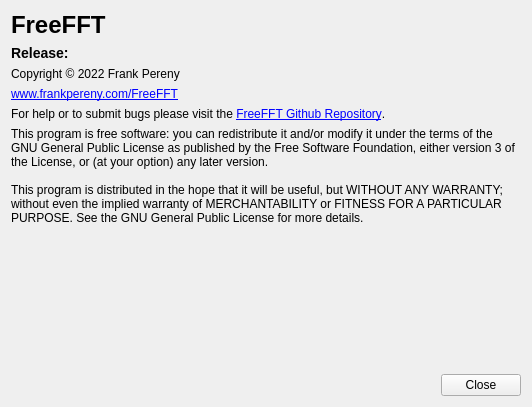
First picture: the form in ui_about.ui, repository fjpereny/freeFFT, before the edit.
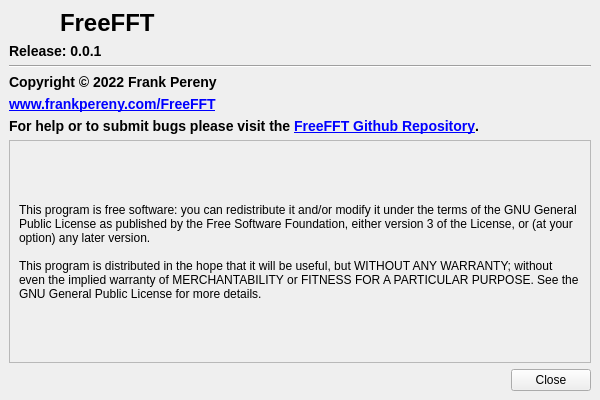
Second picture: the form after the edit. Icons and pictures are not drawn.

Commit message: Add about window functionality. Updated icon.

Patch:
```diff
--- a/ui_about.ui
+++ b/ui_about.ui
@@ -1,58 +1,138 @@
 <?xml version="1.0" encoding="UTF-8"?>
 <ui version="4.0">
- <class>Form</class>
- <widget class="QWidget" name="Form">
+ <class>AboutWindow</class>
+ <widget class="QMainWindow" name="AboutWindow">
   <property name="geometry">
    <rect>
     <x>0</x>
     <y>0</y>
-    <width>532</width>
-    <height>407</height>
+    <width>600</width>
+    <height>400</height>
    </rect>
   </property>
+  <property name="sizePolicy">
+   <sizepolicy hsizetype="MinimumExpanding" vsizetype="MinimumExpanding">
+    <horstretch>0</horstretch>
+    <verstretch>0</verstretch>
+   </sizepolicy>
+  </property>
+  <property name="minimumSize">
+   <size>
+    <width>600</width>
+    <height>400</height>
+   </size>
+  </property>
+  <property name="maximumSize">
+   <size>
+    <width>600</width>
+    <height>400</height>
+   </size>
+  </property>
   <property name="windowTitle">
    <string>About FreeFFT</string>
   </property>
+  <property name="windowIcon">
+   <iconset resource="resources.qrc">
+    <normaloff>:/img/icon2.png</normaloff>:/img/icon2.png</iconset>
+  </property>
+  <widget class="QWidget" name="centralwidget">
   <layout class="QVBoxLayout" name="verticalLayout">
    <item>
     <layout class="QHBoxLayout" name="horizontalLayout">
      <item>
       <layout class="QVBoxLayout" name="verticalLayout_3">
        <item>
+         <layout class="QHBoxLayout" name="horizontalLayout_3">
+          <item>
+           <widget class="QLabel" name="label_7">
+            <property name="maximumSize">
+             <size>
+              <width>45</width>
+              <height>45</height>
+             </size>
+            </property>
+            <property name="text">
+             <string/>
+            </property>
+            <property name="pixmap">
+             <pixmap resource="resources.qrc">:/img/icon2.png</pixmap>
+            </property>
+            <property name="scaledContents">
+             <bool>true</bool>
+            </property>
+           </widget>
+          </item>
+          <item>
         <widget class="QLabel" name="label">
          <property name="text">
           <string>&lt;h1&gt;FreeFFT&lt;/h1&gt;</string>
          </property>
         </widget>
        </item>
+         </layout>
+        </item>
        <item>
         <widget class="QLabel" name="label_2">
          <property name="text">
-          <string>&lt;h3&gt;Release:&lt;/h3&gt;</string>
+           <string>&lt;h3&gt;Release: 0.0.1&lt;/h3&gt;</string>
+          </property>
+         </widget>
+        </item>
+        <item>
+         <widget class="Line" name="line">
+          <property name="orientation">
+           <enum>Qt::Horizontal</enum>
          </property>
         </widget>
        </item>
        <item>
         <widget class="QLabel" name="label_3">
          <property name="text">
-          <string>Copyright © 2022 Frank Pereny</string>
+           <string>&lt;h3&gt;Copyright © 2022 Frank Pereny&lt;/h3&gt;</string>
          </property>
         </widget>
        </item>
        <item>
         <widget class="QLabel" name="label_4">
          <property name="text">
-          <string>&lt;a href='https://www.frankpereny.com/freefft'&gt;www.frankpereny.com/FreeFFT&lt;/a&gt;</string>
+           <string>&lt;h3&gt;&lt;a href='https://www.frankpereny.com/freefft'&gt;www.frankpereny.com/FreeFFT&lt;/a&gt;&lt;/h3&gt;</string>
+          </property>
+          <property name="openExternalLinks">
+           <bool>true</bool>
          </property>
         </widget>
        </item>
        <item>
         <widget class="QLabel" name="label_5">
+          <property name="minimumSize">
+           <size>
+            <width>500</width>
+            <height>5</height>
+           </size>
+          </property>
          <property name="text">
-          <string>For help or to submit bugs please visit the &lt;a href='https://github.com/fjpereny/freeFFT'&gt;FreeFFT Github Repository&lt;/a&gt;.</string>
+           <string>&lt;h3&gt;For help or to submit bugs please visit the &lt;a href='https://github.com/fjpereny/freeFFT'&gt;FreeFFT Github Repository&lt;/a&gt;.&lt;/h3&gt;</string>
+          </property>
+          <property name="openExternalLinks">
+           <bool>true</bool>
          </property>
         </widget>
        </item>
+        <item>
+         <widget class="QScrollArea" name="scrollArea">
+          <property name="widgetResizable">
+           <bool>true</bool>
+          </property>
+          <widget class="QWidget" name="scrollAreaWidgetContents">
+           <property name="geometry">
+            <rect>
+             <x>0</x>
+             <y>0</y>
+             <width>580</width>
+             <height>160</height>
+            </rect>
+           </property>
+           <layout class="QVBoxLayout" name="verticalLayout_2">
        <item>
         <widget class="QLabel" name="label_6">
          <property name="text">
@@ -65,18 +145,9 @@
          </property>
         </widget>
        </item>
-       <item>
-        <spacer name="verticalSpacer">
-         <property name="orientation">
-          <enum>Qt::Vertical</enum>
-         </property>
-         <property name="sizeHint" stdset="0">
-          <size>
-           <width>20</width>
-           <height>40</height>
-          </size>
-         </property>
-        </spacer>
+           </layout>
+          </widget>
+         </widget>
        </item>
       </layout>
      </item>
@@ -108,6 +179,9 @@
    </item>
   </layout>
  </widget>
- <resources/>
+ </widget>
+ <resources>
+  <include location="resources.qrc"/>
+ </resources>
  <connections/>
 </ui>
```
Lines whose indentation alone changed are shown as unchanged. The commit also changes 8 other files.
